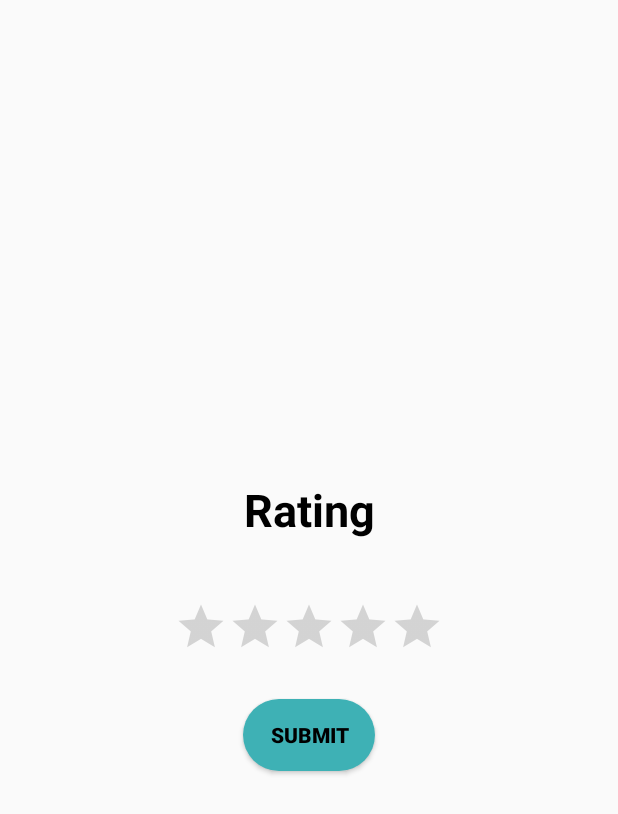
After one commit to NazrulIslam991/Assignment_2, an Android app: the Rating_Activity screen opened directly, with no data from a screen before it, on a phone screen of 412 x 824 dp. The commit adds this screen. Shown: the top 814 px of the screen. Run offline under Robolectric (Android 15) with nearby library versions, the phone set to English and light mode, and no system bars.

Commit message:
Implement Rating bar.

```diff
--- a/app/src/main/AndroidManifest.xml
+++ b/app/src/main/AndroidManifest.xml
@@ -13,6 +13,9 @@
         android:theme="@style/Theme.Assignment_2"
         tools:targetApi="31">
         <activity
+            android:name=".Rating_Activity"
+            android:exported="false" />
+        <activity
             android:name=".MainActivity"
             android:exported="true">
             <intent-filter>
--- /dev/null
+++ b/app/src/main/java/com/example/assignment_2/Rating_Activity.java
@@ -0,0 +1,41 @@
+package com.example.assignment_2;
+
+import androidx.appcompat.app.AppCompatActivity;
+import android.content.Intent;
+import android.os.Bundle;
+import android.widget.Button;
+import android.widget.RatingBar;
+import android.widget.Toast;
+import android.view.View;
+
+public class Rating_Activity extends AppCompatActivity {
+
+    private RatingBar ratingBar;
+    private Button submit;
+
+    @Override
+    protected void onCreate(Bundle savedInstanceState) {
+        super.onCreate(savedInstanceState);
+        setContentView(R.layout.activity_rating);
+
+        ratingBar = findViewById(R.id.ratingBar);
+        submit = findViewById(R.id.submit);
+
+        //submit button click
+        submit.setOnClickListener(new View.OnClickListener() {
+            @Override
+            public void onClick(View v) {
+                // Get the total rating given by the user
+                float userRating = ratingBar.getRating();
+
+                // Show a thank you message
+                Toast.makeText(Rating_Activity.this, "Thank you for giving a rating of: " + userRating, Toast.LENGTH_LONG).show();
+
+                // Navigate to MainActivity
+                Intent intent = new Intent(Rating_Activity.this, MainActivity.class);
+                startActivity(intent);
+                finish();
+            }
+        });
+    }
+}
--- /dev/null
+++ b/app/src/main/res/layout/activity_rating.xml
@@ -0,0 +1,48 @@
+<?xml version="1.0" encoding="utf-8"?>
+<LinearLayout xmlns:android="http://schemas.android.com/apk/res/android"
+    xmlns:app="http://schemas.android.com/apk/res-auto"
+    xmlns:tools="http://schemas.android.com/tools"
+    android:layout_width="match_parent"
+    android:layout_height="match_parent"
+    android:orientation="vertical"
+    android:gravity="center"
+    tools:context=".Rating_Activity">
+
+    <TextView
+        android:id="@+id/question_10"
+        android:layout_width="match_parent"
+        android:layout_height="wrap_content"
+        android:text="Rating"
+        android:gravity="center"
+        android:textSize="30sp"
+        android:textStyle="bold"
+        android:textColor="@color/black"
+        android:layout_marginBottom="40dp"
+        android:layout_marginTop="10dp" />
+
+    <RatingBar
+        android:id="@+id/ratingBar"
+        android:layout_width="wrap_content"
+        android:layout_height="wrap_content"
+        android:numStars="5"
+        android:stepSize="1.0"
+        android:rating="0"
+        android:isIndicator="false"
+        android:layout_gravity="center"
+        style="?android:attr/ratingBarStyleIndicator"/>
+
+    <Button
+        android:id="@+id/submit"
+        android:layout_width="wrap_content"
+        android:layout_height="wrap_content"
+        android:layout_gravity="center"
+        android:text="@string/submit"
+        android:background="@drawable/custom_button"
+        android:textColor="@color/black"
+        android:textStyle="bold"
+        android:layout_marginTop="30dp"
+        android:padding="10dp"
+        tools:ignore="ButtonStyle" />
+
+
+</LinearLayout>
--- a/app/src/main/res/values/strings.xml
+++ b/app/src/main/res/values/strings.xml
@@ -49,4 +49,5 @@
     <string name="swift">Swift</string>
     <string name="java">Java</string>
     <string name="kotlin">Kotlin</string>
+    <string name="rating">Rating</string>
 </resources>
```
Also changed, not shown: app/src/main/java/com/example/assignment_2/MainActivity.java (+13 -1 lines), app/src/main/res/layout/activity_main.xml (+14 -0 lines).
